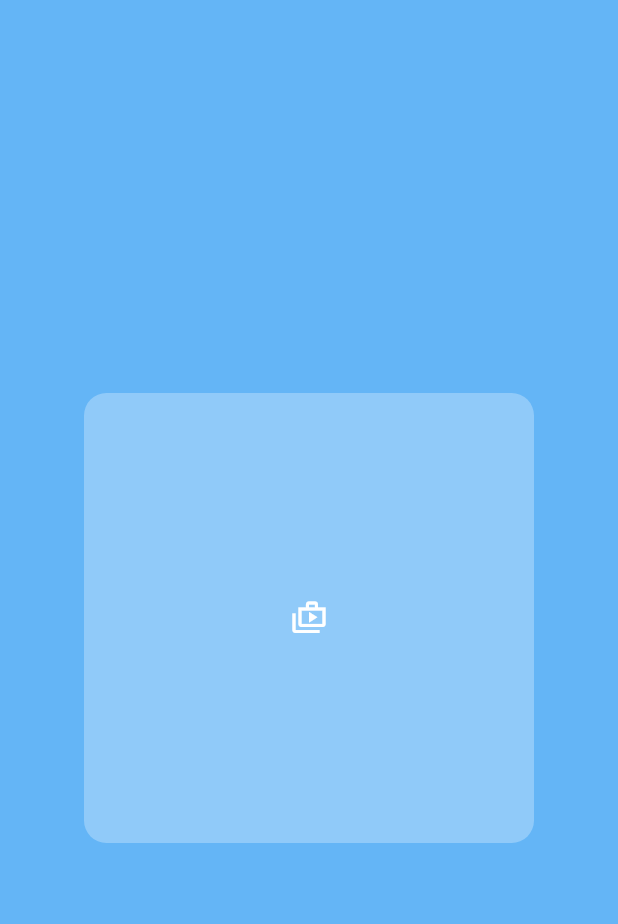
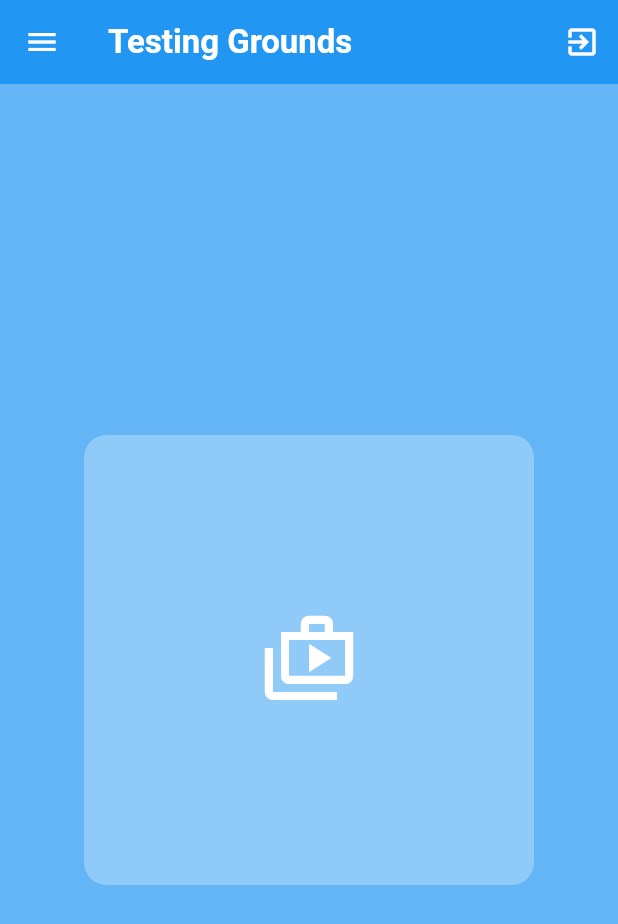
Before and after one commit to JakeOJeff/basics, a Flutter app: the screen it shows after launch, on a phone screen of 412 x 824 dp. Shown: the top 924 px of the screen. Run offline on Flutter 3.47's test engine with Material 3 defaults, Android fonts, the phone set to English and light mode, and no system bars.

Commit message:
Finished 1.1.1

```diff
--- a/lib/main.dart
+++ b/lib/main.dart
@@ -13,6 +13,20 @@ class MyApp extends StatelessWidget {
       debugShowCheckedModeBanner: false, // Disables Debug Banner
       home: Scaffold(
         backgroundColor: Colors.blue[300],
+        appBar: AppBar(
+          backgroundColor: Colors.blue,
+          title: Text("Testing Grounds",
+            style: TextStyle(
+              color: Colors.white,
+              fontWeight: FontWeight.bold,
+            )
+          ),
+          leading: Icon(Icons.menu, color: Colors.white),
+          actions: [
+            IconButton(onPressed: () {}, icon: Icon(Icons.exit_to_app, color: Colors.white))
+          ],
+
+        ),
         body: Center(
           child: Container(
             height: 300,
@@ -22,7 +36,7 @@ class MyApp extends StatelessWidget {
               borderRadius: BorderRadius.circular(15)
             ),
             padding: EdgeInsets.all(25),
-            child: Icon(Icons.shop_2_outlined, color: Colors.white,)
+            child: Icon(Icons.shop_2_outlined, color: Colors.white, size: 64)
           )
         ),
       ),
```
